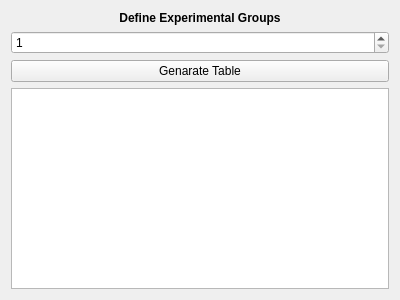
Qt form plots_and_stats/group_definition/view.ui (medusabci/medusa-analyzer) before a commit.
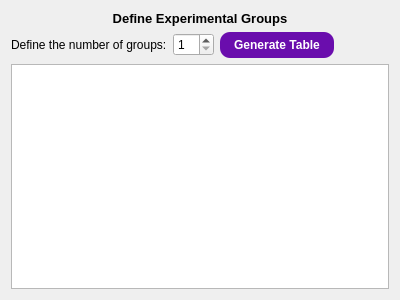
The same form after that commit.

Commit message: Refactor GroupsController and view components for improved functionality and usability

Patch:
```diff
--- a/plots_and_stats/group_definition/view.ui
+++ b/plots_and_stats/group_definition/view.ui
@@ -18,7 +18,7 @@
     <widget class="QLabel" name="titleLabel">
      <property name="font">
       <font>
-       <pointsize>9</pointsize>
+       <pointsize>10</pointsize>
        <weight>75</weight>
        <bold>true</bold>
       </font>
@@ -32,6 +32,15 @@
     </widget>
    </item>
    <item>
+    <layout class="QHBoxLayout" name="horizontalLayout">
+     <item>
+      <widget class="QLabel" name="infoLabel">
+       <property name="text">
+        <string>Define the number of groups:</string>
+       </property>
+      </widget>
+     </item>
+     <item>
     <widget class="QSpinBox" name="numgroupBox">
      <property name="minimum">
       <number>1</number>
@@ -43,10 +52,53 @@
    </item>
    <item>
     <widget class="QPushButton" name="generateButton">
+       <property name="minimumSize">
+        <size>
+         <width>0</width>
+         <height>0</height>
+        </size>
+       </property>
+       <property name="font">
+        <font>
+         <weight>75</weight>
+         <bold>true</bold>
+        </font>
+       </property>
+       <property name="styleSheet">
+        <string notr="true">QPushButton {
+    background-color: #6a0dad;
+    color: white;
+    border-radius: 10px;
+    padding: 6px 14px;
+    font-weight: bold;
+}
+QPushButton:hover {
+    background-color: #ec407a;
+}
+QPushButton:disabled {
+    background-color: #ccc;
+    color: #666;
+}</string>
+       </property>
      <property name="text">
-      <string>Genarate Table</string>
-     </property>
-    </widget>
+        <string>Generate Table</string>
+       </property>
+      </widget>
+     </item>
+     <item>
+      <spacer name="horizontalSpacer">
+       <property name="orientation">
+        <enum>Qt::Horizontal</enum>
+       </property>
+       <property name="sizeHint" stdset="0">
+        <size>
+         <width>40</width>
+         <height>20</height>
+        </size>
+       </property>
+      </spacer>
+     </item>
+    </layout>
    </item>
    <item>
     <widget class="QTableWidget" name="groupstable"/>
```
Lines whose indentation alone changed are shown as unchanged. The commit also changes 13 other files.
